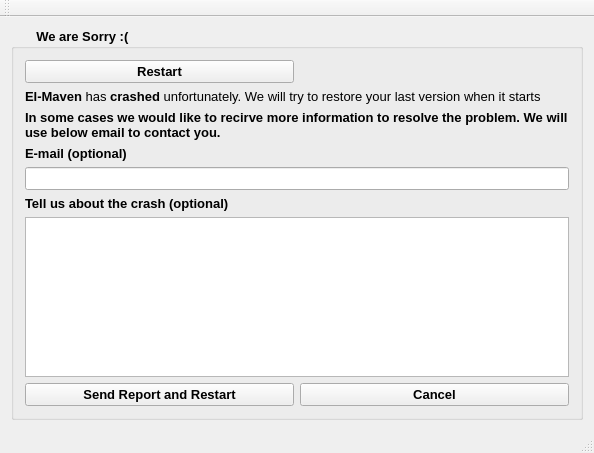
First picture: the form in CrashReporter/mainwindow.ui, repository ElucidataInc/ElMaven, before the edit.
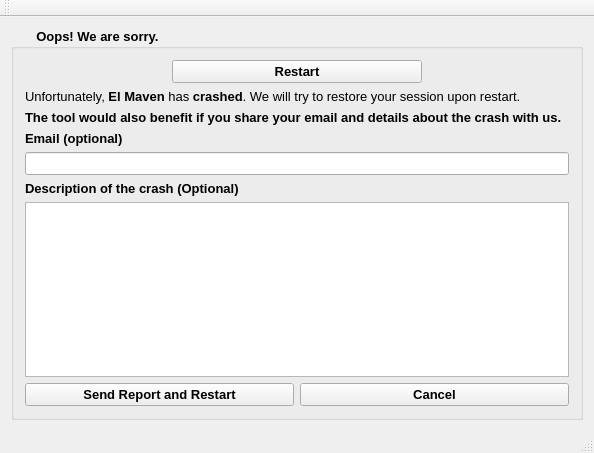
Second picture: the form after the edit.

Commit message: ref: the crash report and feature request content change

```diff
--- a/CrashReporter/mainwindow.ui
+++ b/CrashReporter/mainwindow.ui
@@ -35,59 +35,34 @@
        </font>
       </property>
       <property name="title">
-       <string>       We are Sorry :(</string>
+       <string>       Oops! We are sorry.</string>
       </property>
       <layout class="QGridLayout" name="gridLayout">
-       <item row="6" column="0" colspan="2">
+       <item row="8" column="0">
+        <widget class="QLabel" name="label">
+         <property name="font">
+          <font>
+           <pointsize>10</pointsize>
+           <weight>75</weight>
+           <bold>true</bold>
+          </font>
+         </property>
+         <property name="text">
+          <string>Description of the crash (Optional)</string>
+         </property>
+        </widget>
+       </item>
+       <item row="7" column="0" colspan="2">
         <widget class="QLineEdit" name="lineEdit"/>
        </item>
-       <item row="5" column="0">
-        <widget class="QLabel" name="label_3">
-         <property name="font">
-          <font>
-           <pointsize>10</pointsize>
-           <weight>75</weight>
-           <bold>true</bold>
-          </font>
-         </property>
+       <item row="11" column="0">
+        <widget class="QPushButton" name="pushButton_3">
          <property name="text">
-          <string>E-mail (optional)</string>
+          <string>Send Report and Restart</string>
          </property>
         </widget>
        </item>
-       <item row="8" column="0" rowspan="2" colspan="2">
-        <widget class="QPlainTextEdit" name="plainTextEdit"/>
-       </item>
        <item row="2" column="0" colspan="2">
-        <widget class="QLabel" name="label_5">
-         <property name="font">
-          <font>
-           <pointsize>10</pointsize>
-          </font>
-         </property>
-         <property name="text">
-          <string>In some cases we would like to recirve more information to resolve the problem. We will use below email to contact you.</string>
-         </property>
-         <property name="wordWrap">
-          <bool>true</bool>
-         </property>
-        </widget>
-       </item>
-       <item row="7" column="0">
-        <widget class="QLabel" name="label">
-         <property name="font">
-          <font>
-           <pointsize>10</pointsize>
-           <weight>75</weight>
-           <bold>true</bold>
-          </font>
-         </property>
-         <property name="text">
-          <string>Tell us about the crash (optional)</string>
-         </property>
-        </widget>
-       </item>
-       <item row="1" column="0" colspan="2">
         <widget class="QLabel" name="label_4">
          <property name="font">
           <font>
@@ -98,7 +73,7 @@
           </font>
          </property>
          <property name="text">
-          <string>&lt;html&gt;&lt;head/&gt;&lt;body&gt;&lt;p&gt;&lt;span style=&quot; font-weight:600;&quot;&gt;El-Maven&lt;/span&gt; has &lt;span style=&quot; font-weight:600;&quot;&gt;crashed&lt;/span&gt; unfortunately. We will try to restore your last version when it starts&lt;/p&gt;&lt;/body&gt;&lt;/html&gt;</string>
+          <string>&lt;html&gt;&lt;head/&gt;&lt;body&gt;&lt;p&gt;Unfortunately, &lt;span style=&quot; font-weight:600;&quot;&gt;El Maven&lt;/span&gt; has &lt;span style=&quot; font-weight:600;&quot;&gt;crashed&lt;/span&gt;. We will try to restore your session upon restart.&lt;/p&gt;&lt;/body&gt;&lt;/html&gt;</string>
          </property>
          <property name="scaledContents">
           <bool>false</bool>
@@ -108,27 +83,58 @@
          </property>
         </widget>
        </item>
-       <item row="0" column="0">
-        <widget class="QPushButton" name="pushButton">
-         <property name="text">
-          <string>Restart</string>
-         </property>
-        </widget>
-       </item>
-       <item row="10" column="0">
-        <widget class="QPushButton" name="pushButton_3">
-         <property name="text">
-          <string>Send Report and Restart</string>
-         </property>
-        </widget>
-       </item>
-       <item row="10" column="1">
+       <item row="11" column="1">
         <widget class="QPushButton" name="pushButton_2">
          <property name="text">
           <string>Cancel</string>
          </property>
         </widget>
        </item>
+       <item row="9" column="0" rowspan="2" colspan="2">
+        <widget class="QPlainTextEdit" name="plainTextEdit"/>
+       </item>
+       <item row="6" column="0">
+        <widget class="QLabel" name="label_3">
+         <property name="font">
+          <font>
+           <pointsize>10</pointsize>
+           <weight>75</weight>
+           <bold>true</bold>
+          </font>
+         </property>
+         <property name="text">
+          <string>Email (optional)</string>
+         </property>
+        </widget>
+       </item>
+       <item row="3" column="0" colspan="2">
+        <widget class="QLabel" name="label_5">
+         <property name="font">
+          <font>
+           <pointsize>10</pointsize>
+          </font>
+         </property>
+         <property name="text">
+          <string>The tool would also benefit if you share your email and details about the crash with us.</string>
+         </property>
+         <property name="wordWrap">
+          <bool>true</bool>
+         </property>
+        </widget>
+       </item>
+       <item row="1" column="0" colspan="2" alignment="Qt::AlignHCenter">
+        <widget class="QPushButton" name="pushButton">
+         <property name="minimumSize">
+          <size>
+           <width>250</width>
+           <height>0</height>
+          </size>
+         </property>
+         <property name="text">
+          <string>Restart</string>
+         </property>
+        </widget>
+       </item>
       </layout>
       <zorder>plainTextEdit</zorder>
       <zorder>label_4</zorder>
```
Left out of the diff: 2 changed lines with no effect on the pictures. The commit also changes 1 other file.
